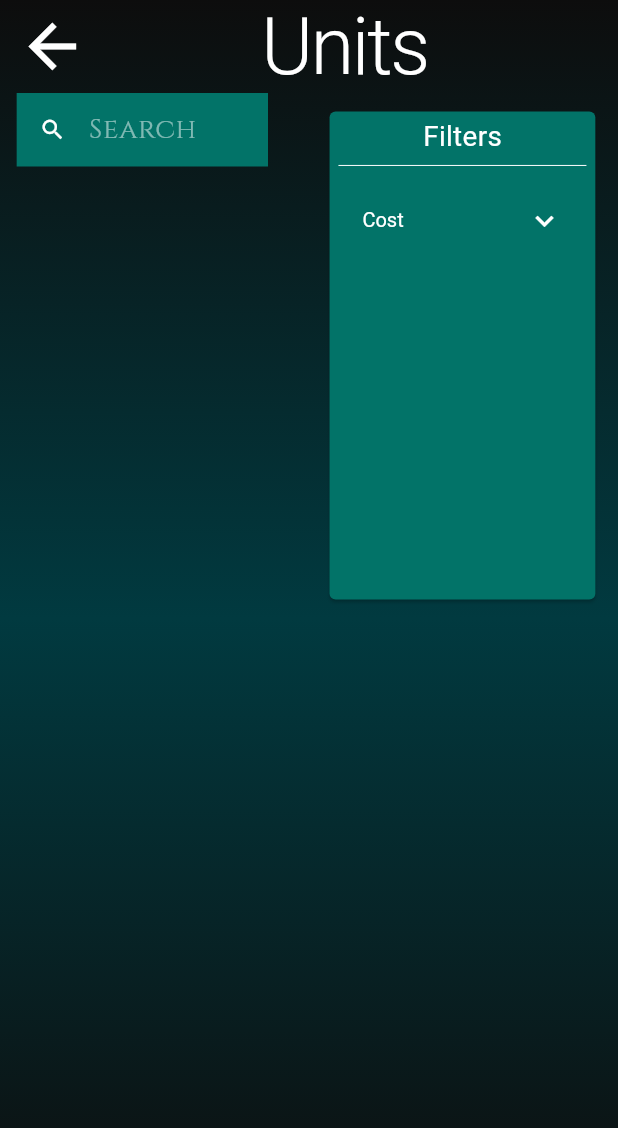
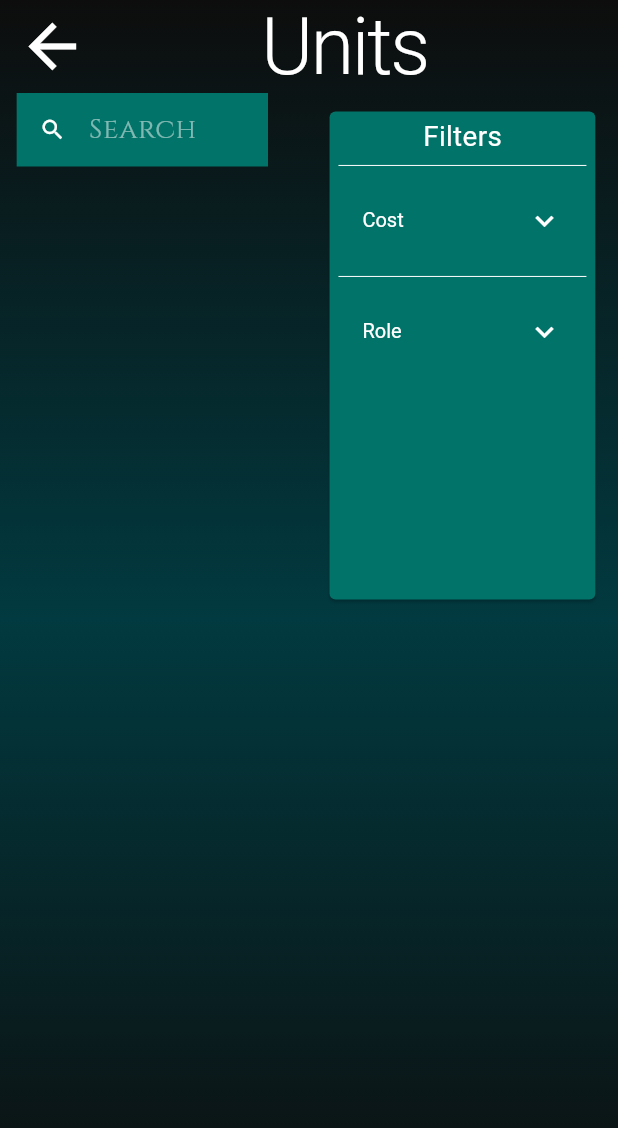
Before and after one commit to ItayElf/Malory, a Flutter app: the UnitsScreen screen opened by its route, on a phone screen of 412 x 824 dp. Shown: the top 1128 px of the screen. Run offline on Flutter 3.47's test engine with Material 2 defaults, Android fonts, the light colour scheme and no system bars; our stand-ins replace google_fonts; statements that could not run were skipped.

Commit message:
role filter

```diff
--- a/lib/screens/wiki/units_screen.dart
+++ b/lib/screens/wiki/units_screen.dart
@@ -2,6 +2,7 @@ import 'package:flutter/material.dart';
 import 'package:flutter/services.dart';
 import 'package:malory/classes/unit.dart';
 import 'package:malory/services/client.dart';
+import 'package:malory/services/subclass_icons_icons.dart';
 import 'package:malory/utils.dart';
 import 'package:malory/widgets/unit_card.dart';
 
@@ -15,10 +16,12 @@ class UnitsScreen extends StatefulWidget {
 class _UnitsScreenState extends State<UnitsScreen> {
   List<Unit> allUnits = [];
   List<Unit> filteredUnits = [];
+  List<String> roles = [];
 
   final TextEditingController search = TextEditingController();
   final TextEditingController costMin = TextEditingController();
   final TextEditingController costMax = TextEditingController();
+  String? role;
 
   @override
   void initState() {
@@ -26,29 +29,33 @@ class _UnitsScreenState extends State<UnitsScreen> {
     () async {
       allUnits = await Client.getAllUnits();
       filteredUnits = List.from(allUnits);
+      roles = List.from(allUnits.map((e) => e.subclass).toSet());
+      roles.sort((a, b) => a.compareTo(b));
       setState(() {});
     }();
   }
 
   void filter() {
-    if (search.text.isNotEmpty) {
-      filteredUnits = allUnits
-          .where((e) => e.name.toLowerCase().contains(search.text))
-          .toList();
-    } else {
-      filteredUnits = List.from(allUnits);
+    filteredUnits = allUnits.where(_filter).toList();
+    setState(() {});
+  }
+
+  bool _filter(Unit e) {
+    if (search.text.isNotEmpty && !e.name.toLowerCase().contains(search.text)) {
+      return false;
     }
-    if (costMin.text.isNotEmpty) {
-      filteredUnits = filteredUnits
-          .where((e) => e.cost >= double.parse(costMin.text))
-          .toList();
+    if (costMin.text.isNotEmpty && e.cost < double.parse(costMin.text)) {
+      return false;
     }
-    if (costMax.text.isNotEmpty) {
-      filteredUnits = filteredUnits
-          .where((e) => e.cost <= double.parse(costMax.text))
-          .toList();
+    if (costMax.text.isNotEmpty && e.cost > double.parse(costMax.text)) {
+      return false;
     }
-    setState(() {});
+    if (role != null &&
+        role!.isNotEmpty &&
+        e.subclass.toLowerCase() != role!.toLowerCase()) {
+      return false;
+    }
+    return true;
   }
 
   @override
@@ -210,6 +217,60 @@ class _UnitsScreenState extends State<UnitsScreen> {
                                     )
                                   ],
                                 ),
+                              ),
+                              _DropTile(
+                                title: "Role",
+                                child: DropdownButton(
+                                  value: role,
+                                  hint: Text(
+                                    "Select Role",
+                                    style: Theme.of(context).textTheme.caption,
+                                  ),
+                                  dropdownColor:
+                                      Theme.of(context).primaryColorLight,
+                                  onChanged: (String? value) {
+                                    setState(() {
+                                      role = value ?? "";
+                                      filter();
+                                    });
+                                  },
+                                  items: [
+                                    DropdownMenuItem(
+                                      value: "",
+                                      child: Row(
+                                        children: [
+                                          const Icon(
+                                            Icons.check_circle_outline,
+                                            color: Colors.white,
+                                          ),
+                                          SizedBox(
+                                            width: convert(8),
+                                          ),
+                                          const Text("Any"),
+                                        ],
+                                      ),
+                                    ),
+                                    ...roles
+                                        .map(
+                                          (e) => DropdownMenuItem(
+                                            value: e,
+                                            child: Row(
+                                              children: [
+                                                Icon(
+                                                  SubclassIcons.getIcon(e),
+                                                  color: Colors.white,
+                                                ),
+                                                SizedBox(
+                                                  width: convert(8),
+                                                ),
+                                                Text(e),
+                                              ],
+                                            ),
+                                          ),
+                                        )
+                                        .toList(),
+                                  ],
+                                ),
                               )
                             ],
                           ))
```
